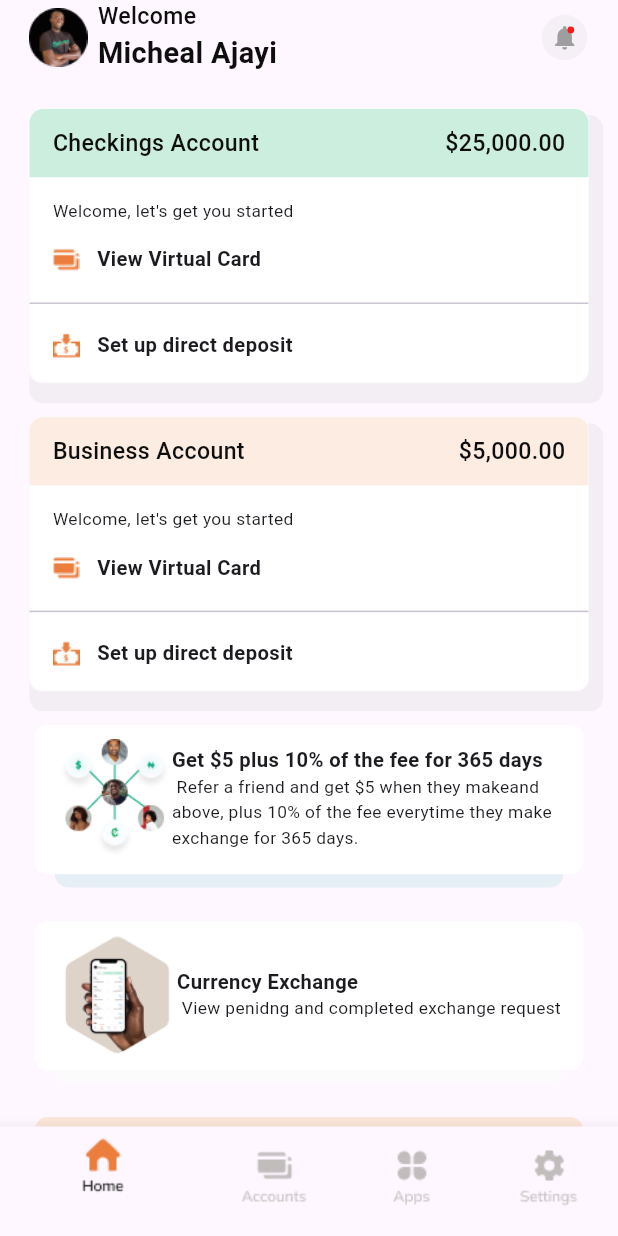
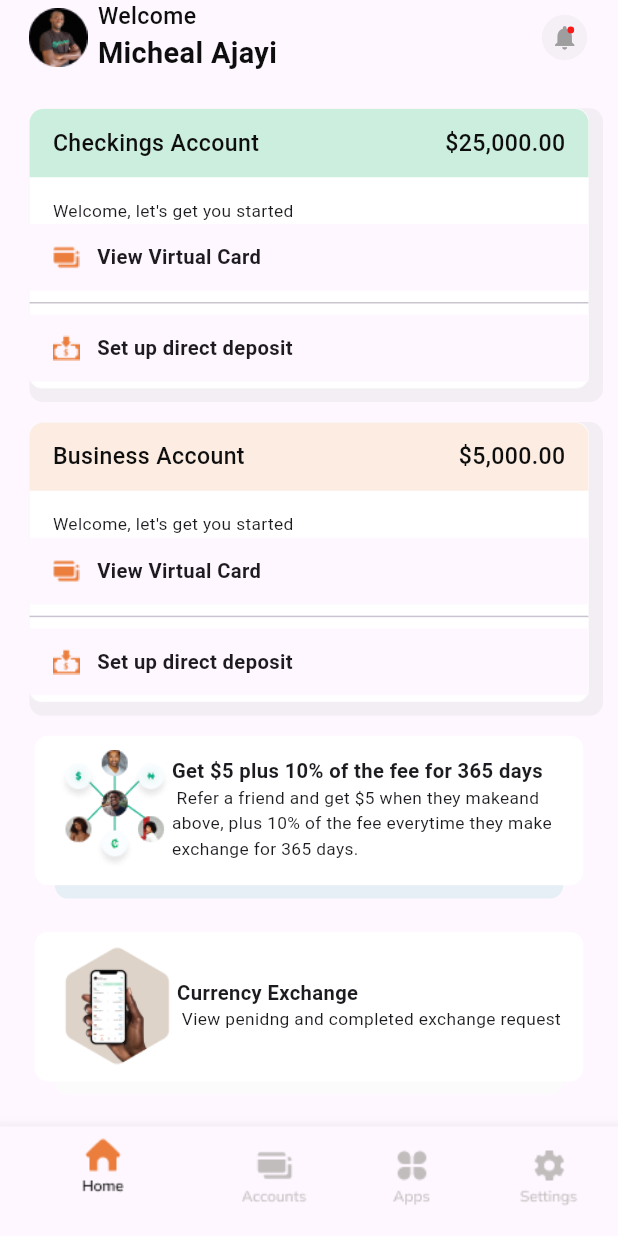
Before and after one commit to Lekki369/traderx, a Flutter app: the GlobalAccount screen opened directly, on a phone screen of 412 x 824 dp. Run offline on Flutter 3.47's test engine with Material 2 defaults, Android fonts, the phone set to English and light mode, and no system bars; our stand-ins replace country_code_picker, flutter_screenutil.

Commit message:
changes to account cards sizes

```diff
--- a/lib/pages/global_account/components/acounts_card.dart
+++ b/lib/pages/global_account/components/acounts_card.dart
@@ -17,13 +17,14 @@ class AccountCard extends StatelessWidget {
   @override
   Widget build(BuildContext context) {
     return Container(
+      height: 210.h,
       decoration: BoxDecoration(
         color: ThemeColor.white,
         borderRadius: BorderRadius.circular(10.r),
         border: Border.all(color: ThemeColor.lightGrey, width: 0.5.w),
         boxShadow: [
           BoxShadow(
-            offset: Offset(5.w, 10.h),
+            offset: Offset(5.w, 5.h),
             color: ThemeColor.lightBlack,
             spreadRadius: 5.r,
           ),
@@ -68,8 +69,14 @@ class AccountCard extends StatelessWidget {
               ),
             ),
           ),
-          SizedBox(height: 16.h),
-          InkWell(
+          // SizedBox(),
+          SizedBox(
+            height: 50.h,
+            child: Material(
+              child: InkWell(
+                borderRadius: BorderRadius.circular(10.r),
+                overlayColor: MaterialStatePropertyAll(ThemeColor.lightGrey),
+                onTap: () {},
                 child: Padding(
                   padding: EdgeInsets.symmetric(horizontal: 16.sp),
                   child: Row(
@@ -78,17 +85,23 @@ class AccountCard extends StatelessWidget {
                       SizedBox(width: 12.w),
                       Text(
                         'View Virtual Card',
-                    style:
-                        TextStyle(fontSize: 14.sp, fontWeight: FontWeight.w600),
+                        style: TextStyle(
+                            fontSize: 14.sp, fontWeight: FontWeight.w600),
                       ),
                     ],
                   ),
                 ),
               ),
-          SizedBox(height: 13.h),
+            ),
+          ),
           const Divider(),
-          SizedBox(height: 12.h),
-          InkWell(
+
+          SizedBox(
+            height: 50.h,
+            child: Material(
+              child: InkWell(
+                borderRadius: BorderRadius.circular(10.r),
+                onTap: () {},
                 child: Padding(
                   padding: EdgeInsets.symmetric(horizontal: 16.sp),
                   child: Row(
@@ -97,14 +110,15 @@ class AccountCard extends StatelessWidget {
                       SizedBox(width: 12.w),
                       Text(
                         'Set up direct deposit',
-                    style:
-                        TextStyle(fontSize: 14.sp, fontWeight: FontWeight.w600),
+                        style: TextStyle(
+                            fontSize: 14.sp, fontWeight: FontWeight.w600),
                       ),
                     ],
                   ),
                 ),
               ),
-          SizedBox(height: 17.h),
+            ),
+          ),
         ],
       ),
     );
```
Lines whose indentation alone changed are shown as unchanged.
